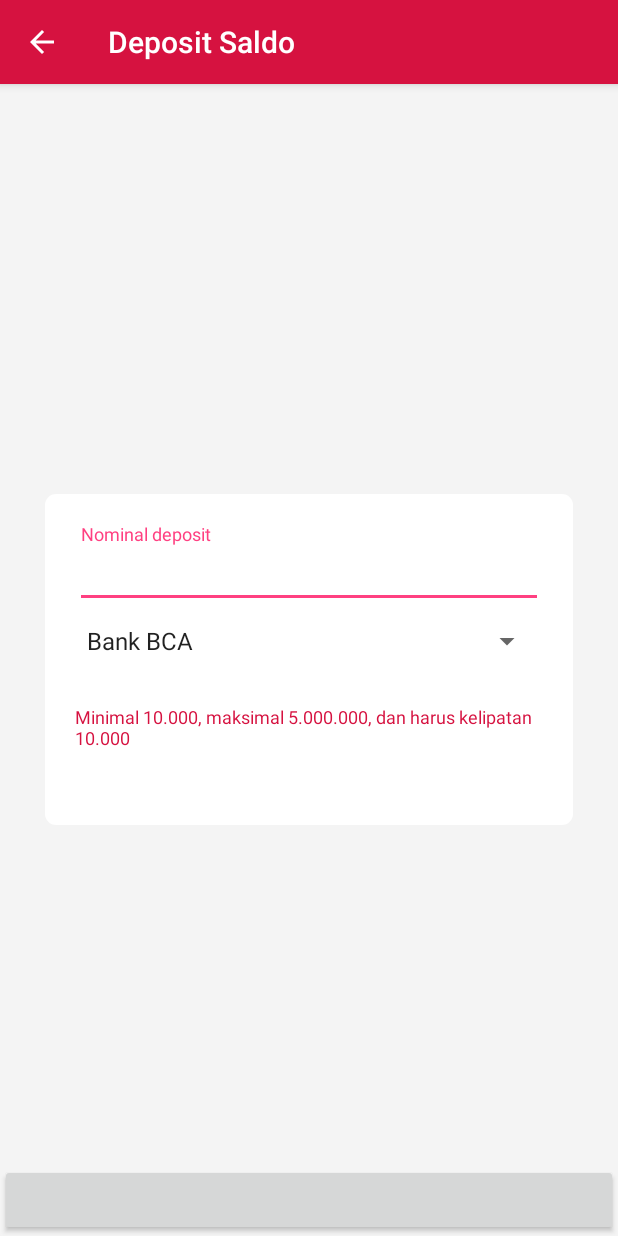
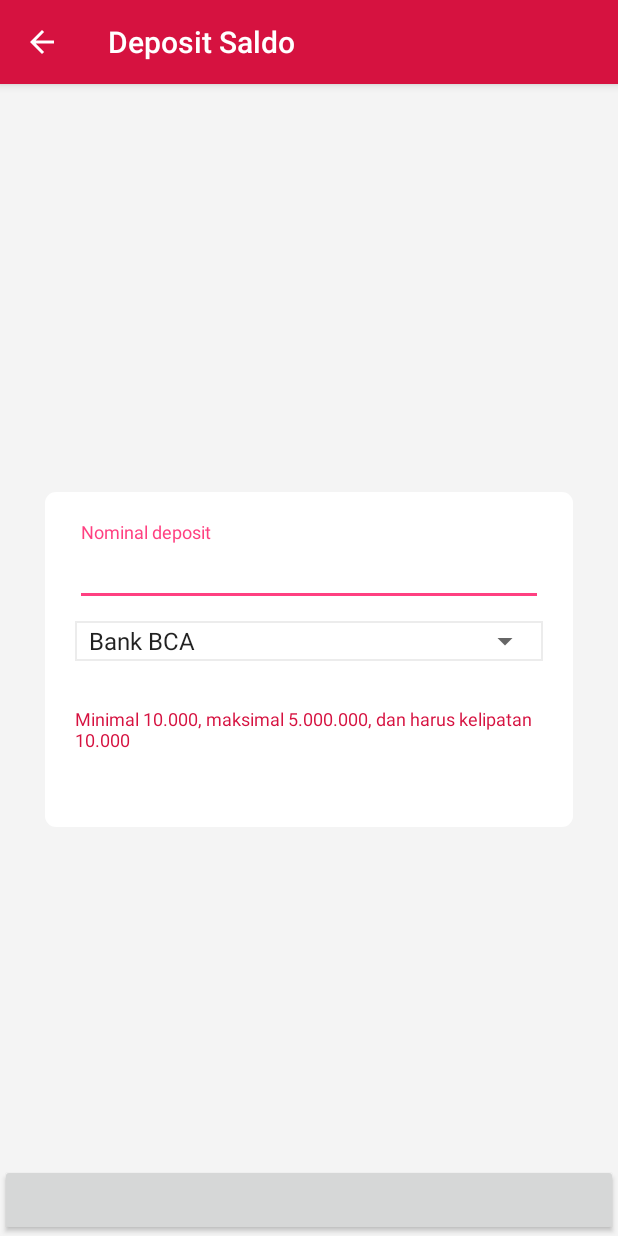
Before and after one commit to faozi07/hpulsa, an Android app: the TopupSaldo screen opened directly, with no data from a screen before it, on a phone screen of 412 x 824 dp. Run offline under Robolectric (Android 15) with nearby library versions, the phone set to English and light mode, and no system bars; libraries missing offline, so code that uses them is left out: mehdi.sakout.fancybuttons; plain views replace FancyButton; 2 statements that could not run were skipped.

Commit message:
fix color toolbar and spinner data bank

```diff
--- a/app/src/main/java/android/hpulsa/com/hpulsanew/activity/navigasi/SplashScreen.java
+++ b/app/src/main/java/android/hpulsa/com/hpulsanew/activity/navigasi/SplashScreen.java
@@ -99,7 +99,6 @@ public class SplashScreen extends AppCompatActivity {
         api.cekToken(sv.publickey,sv.privatekey,token).enqueue(new Callback<JsonObject>() {
             @Override
             public void onResponse(retrofit2.Call<JsonObject> call, Response<JsonObject> response) {
-                pLoading.dismiss();
 
                 if (response.code() == 200) {
                     String mess = "";
--- a/app/src/main/java/android/hpulsa/com/hpulsanew/activity/navigasi/TopupSaldo.java
+++ b/app/src/main/java/android/hpulsa/com/hpulsanew/activity/navigasi/TopupSaldo.java
@@ -11,6 +11,7 @@ import android.hpulsa.com.hpulsanew.adapter.HargaProdukAdapter;
 import android.hpulsa.com.hpulsanew.model.modListBank;
 import android.hpulsa.com.hpulsanew.util.StaticVars;
 import android.os.Bundle;
+import android.support.design.widget.Snackbar;
 import android.support.v7.app.AlertDialog;
 import android.support.v7.app.AppCompatActivity;
 import android.util.Log;
@@ -69,7 +70,14 @@ public class TopupSaldo extends AppCompatActivity {
         btnDeposit.setOnClickListener(new View.OnClickListener() {
             @Override
             public void onClick(View view) {
+                int nomDeposit = Integer.parseInt(eNomDeposit.getText().toString());
+                if (nomDeposit % 10000 != 0) {
+                    Snackbar.make(findViewById(R.id.layUtama), "Nominal harus kelipatan Rp. 10.000", Snackbar.LENGTH_LONG).show();
+                } else if (nomDeposit>5000000) {
+                    Snackbar.make(findViewById(R.id.layUtama), "Maksimal Nominal Rp. 5.000.000", Snackbar.LENGTH_LONG).show();
+                } else {
 
+                }
             }
         });
     }
@@ -90,26 +98,23 @@ public class TopupSaldo extends AppCompatActivity {
                 pLoading.dismiss();
                 try {
                     if (response.code() == 200) {
-
+                        modListBank mr = new modListBank();
                         JSONArray responseArray = new JSONArray(response.body().string());
                         Log.d("Object ", "");
                         for (int i = 0; i < responseArray.length(); i++) {
                             JSONObject data = responseArray.getJSONObject(i);
 
-                            modListBank mr = new modListBank();
                             mr.setId(data.getInt("id"));
                             mr.setNamaBank(data.getString("nama"));
                             mr.setKeyBank(data.getString("key"));
                             mr.setNamaRek(data.getString("acc_name"));
                             mr.setNoRek(data.getString("acc_num"));
-
+                            mr.setStatus(data.getString("status"));
                             arrayListBank.add(mr);
-                        }
-                        for (int i = 0; i < responseArray.length(); i++) {
-                            JSONObject data = responseArray.getJSONObject(i);
                             String arrBank = data.getString("nama");
-
-                            arrayListNamaBank.add(arrBank);
+                            if(mr.getStatus().toString().equals("on")) {
+                                arrayListNamaBank.add(arrBank);
+                            }
                         }
                         Log.d("arrListBank ",String.valueOf(arrayListNamaBank));
                         arrListBankAdapter = new ArrayAdapter<String>(TopupSaldo.this,
--- a/app/src/main/res/layout/topup_saldo.xml
+++ b/app/src/main/res/layout/topup_saldo.xml
@@ -2,6 +2,7 @@
 <RelativeLayout xmlns:android="http://schemas.android.com/apk/res/android"
     xmlns:app="http://schemas.android.com/apk/res-auto"
     xmlns:tools="http://schemas.android.com/tools"
+    android:id="@+id/layUtama"
     android:layout_width="match_parent"
     android:layout_height="match_parent"
     android:background="#1Abbbbbb"
@@ -28,16 +29,29 @@
                 android:layout_marginBottom="10dp"
                 android:layout_marginTop="10dp"
                 android:hint="Nominal deposit"
-                android:maxLines="1"
-                android:inputType="number" />
+                android:inputType="number"
+                android:maxLines="1" />
         </android.support.design.widget.TextInputLayout>
 
-        <Spinner
-            android:id="@+id/spinBank"
+        <RelativeLayout
             android:layout_width="match_parent"
             android:layout_height="wrap_content"
             android:layout_marginBottom="30dp"
-            android:entries="@array/jenis_bank" />
+            android:padding="1dp"
+            android:background="@color/abu">
+
+            <LinearLayout
+                android:layout_width="match_parent"
+                android:layout_height="wrap_content"
+                android:background="#fff">
+
+                <Spinner
+                    android:id="@+id/spinBank"
+                    android:layout_width="match_parent"
+                    android:layout_height="wrap_content"
+                    android:entries="@array/jenis_bank" />
+            </LinearLayout>
+        </RelativeLayout>
 
         <TextView
             android:layout_width="match_parent"
@@ -54,13 +68,13 @@
         android:layout_width="match_parent"
         android:layout_height="wrap_content"
         android:layout_alignParentBottom="true"
+        android:gravity="center"
         android:padding="12dp"
-        android:gravity="center"
         app:fb_borderWidth="1dp"
         app:fb_defaultColor="@color/colorPrimary"
         app:fb_focusColor="@color/orangeDark"
         app:fb_radius="0dp"
         app:fb_text="DEPOSIT"
-        app:fb_textSize="17dp"
-        app:fb_textColor="#fff"/>
+        app:fb_textColor="#fff"
+        app:fb_textSize="17dp" />
 </RelativeLayout>
--- a/app/src/main/res/values/colors.xml
+++ b/app/src/main/res/values/colors.xml
@@ -8,6 +8,6 @@
     <color name="blueDark">#446CB3</color>
     <color name="green">#00B16A</color>
     <color name="orangeDark">#F89406</color>
-    <color name="abu">#bfbfbf</color>
+    <color name="abu">#ececec</color>
     <color name="putih">#ffffff</color>
 </resources>
--- a/app/src/main/res/values/styles.xml
+++ b/app/src/main/res/values/styles.xml
@@ -15,8 +15,19 @@
         <item name="android:windowContentOverlay">@null</item>
     </style>
 
+    <style name="AppTheme.FullScreen">
+        <item name="colorPrimary">@color/colorPrimary</item>
+        <item name="colorPrimaryDark">@color/colorPrimaryDark</item>
+        <item name="colorAccent">@color/colorAccent</item>
+        <item name="android:windowFullscreen">true</item>
+    </style>
+
     <style name="AppTheme.AppBarOverlay" parent="ThemeOverlay.AppCompat.Dark.ActionBar" />
 
     <style name="AppTheme.PopupOverlay" parent="ThemeOverlay.AppCompat.Light" />
 
+    <style name="ToolbarColoredBackArrow" parent="AppTheme">
+        <item name="android:textColorSecondary">#fff</item>
+    </style>
+
 </resources>
```
Also changed, not shown: app/src/main/AndroidManifest.xml (+34 -17 lines), app/src/main/java/android/hpulsa/com/hpulsanew/activity/navigasi/MenuUtama.java (+17 -1 lines), app/src/main/java/android/hpulsa/com/hpulsanew/adapter/gabunganAdapter.java (+13 -7 lines), app/src/main/java/android/hpulsa/com/hpulsanew/model/modListBank.java (+9 -0 lines), app/src/main/res/layout/menu_utama.xml (+5 -2 lines), app/src/main/res/layout/popup_bayar.xml (+16 -4 lines), app/src/main/res/layout/progress_load_more.xml (added, +22 -0 lines).
